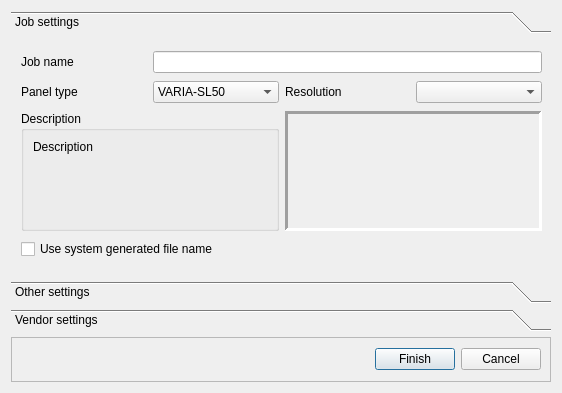
TheLord45/tsurface, file src/tnewprojectdialog.ui: the form before one commit.
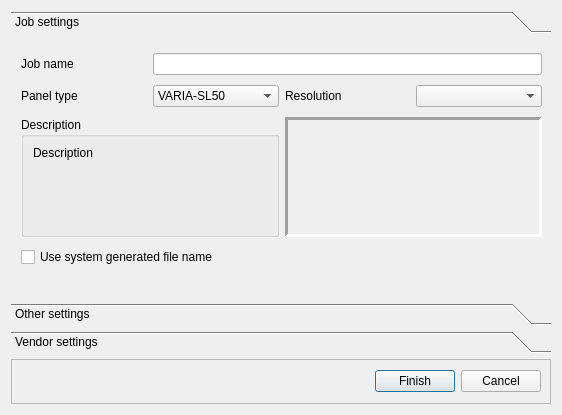
The form after the commit.

What changed in the file:
```diff
--- a/src/tnewprojectdialog.ui
+++ b/src/tnewprojectdialog.ui
@@ -7,7 +7,7 @@
     <x>0</x>
     <y>0</y>
     <width>562</width>
-    <height>393</height>
+    <height>415</height>
    </rect>
   </property>
   <property name="windowTitle">
@@ -25,7 +25,7 @@
         <x>0</x>
         <y>0</y>
         <width>544</width>
-        <height>231</height>
+        <height>237</height>
        </rect>
       </property>
       <attribute name="label">
@@ -37,7 +37,7 @@
          <x>10</x>
          <y>10</y>
          <width>521</width>
-         <height>212</height>
+         <height>223</height>
         </rect>
        </property>
        <layout class="QGridLayout" name="gridLayout" columnstretch="0,0,0,0" columnminimumwidth="0,0,0,0">
```
Left out of the diff: 9 changed lines with no effect on the pictures.
